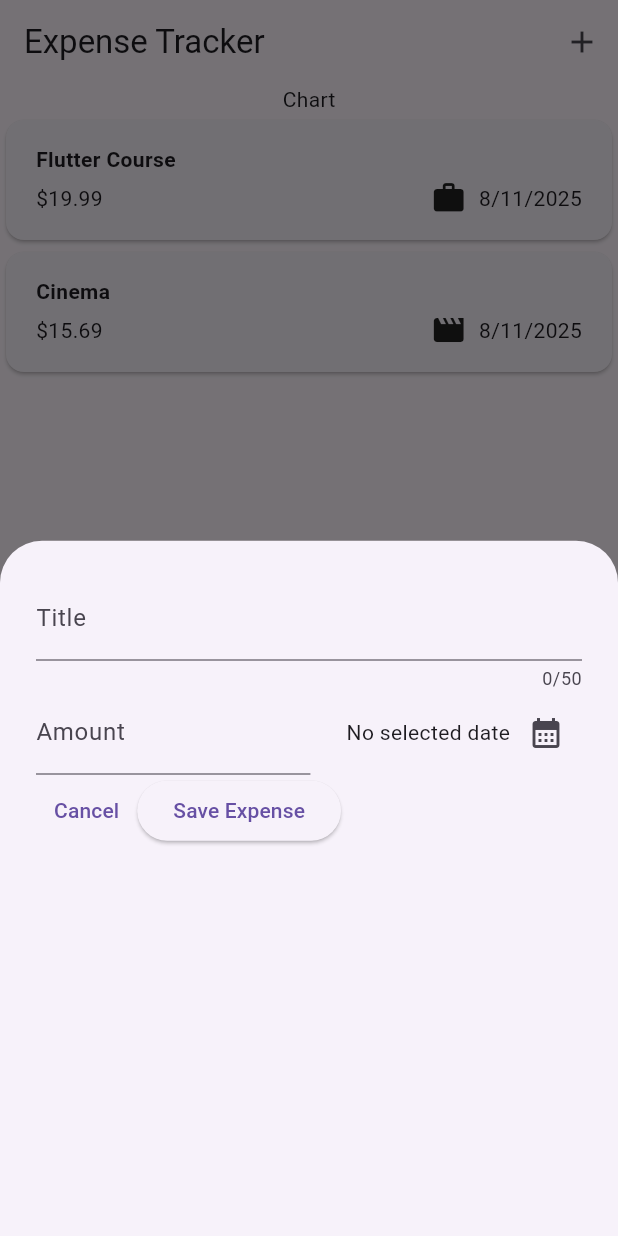
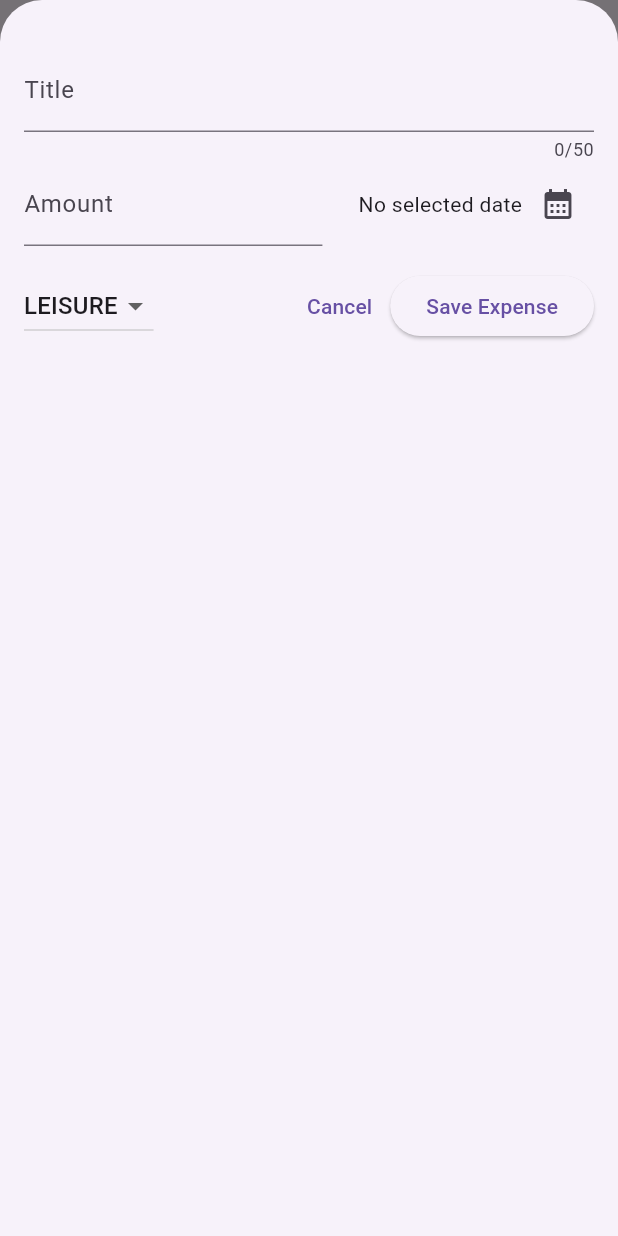
Before and after one commit to alianhakim9/flutter_expenses_tracker, a Flutter app: the screen it shows after launch, after a tap on the "add" icon, on a phone screen of 412 x 824 dp. Run offline on Flutter 3.47's test engine with Material 3 defaults, Android fonts, the phone set to English and light mode, and no system bars.

Commit message:
Add new expense, swipe item, delete item

```diff
--- a/lib/widgets/expenses.dart
+++ b/lib/widgets/expenses.dart
@@ -14,30 +14,69 @@ class Expenses extends StatefulWidget {
 }
 
 class _ExpensesState extends State<Expenses> {
-  final List<Expense> _regiresteredExpenses = [
-    Expense(
-      title: 'Flutter Course',
-      amount: 19.99,
-      date: DateTime.now(),
-      category: Category.work,
-    ),
-    Expense(
-      title: 'Cinema',
-      amount: 15.69,
-      date: DateTime.now(),
-      category: Category.leisure,
-    ),
-  ];
+  final List<Expense> _regiresteredExpenses = [];
 
   void _openAddExpenseOverlay() {
     showModalBottomSheet(
       context: context,
-      builder: (ctx) => const NewExpense(),
+      builder: (ctx) => NewExpense(
+        onAddExpanse: _addExpense,
+      ),
+      isScrollControlled: true,
+    );
+  }
+
+  void _addExpense(Expense expense) {
+    setState(() {
+      _regiresteredExpenses.add(expense);
+    });
+  }
+
+  void _removeExpense(Expense expense) {
+    final expenseIndex = _regiresteredExpenses.indexOf(expense);
+
+    setState(() {
+      _regiresteredExpenses.remove(expense);
+    });
+
+    ScaffoldMessenger.of(context).clearSnackBars();
+    ScaffoldMessenger.of(
+      context,
+    ).showSnackBar(
+      SnackBar(
+        duration: Duration(seconds: 4),
+        content: const Text(
+          'Expense deleted.',
+          // style: TextStyle(
+          //   color: Colors.white,
+          // ),
+        ),
+        // backgroundColor: Colors.red,
+        action: SnackBarAction(
+          label: 'Undo',
+          onPressed: () {
+            setState(() {
+              _regiresteredExpenses.insert(expenseIndex, expense);
+            });
+          },
+        ),
+      ),
     );
   }
 
   @override
   Widget build(BuildContext context) {
+    Widget mainContent = Center(
+      child: Text('No Expenses found. Start adding some!'),
+    );
+
+    if (_regiresteredExpenses.isNotEmpty) {
+      mainContent = ExpensesList(
+        expenses: _regiresteredExpenses,
+        onRemoveExpense: _removeExpense,
+      );
+    }
+
     return Scaffold(
       appBar: AppBar(
         title: const Text(
@@ -56,9 +95,7 @@ class _ExpensesState extends State<Expenses> {
         children: [
           const Text('Chart'),
           Expanded(
-            child: ExpensesList(
-              expenses: _regiresteredExpenses,
-            ),
+            child: mainContent,
           ),
         ],
       ),
--- a/lib/widgets/expenses_list/expenses_list.dart
+++ b/lib/widgets/expenses_list/expenses_list.dart
@@ -7,16 +7,27 @@ class ExpensesList extends StatelessWidget {
   const ExpensesList({
     super.key,
     required this.expenses,
+    required this.onRemoveExpense,
   });
 
   final List<Expense> expenses;
+
+  final Function(Expense expense) onRemoveExpense;
 
   @override
   Widget build(BuildContext ctx) {
     return ListView.builder(
       itemCount: expenses.length,
-      itemBuilder: (ctx, index) => ExpensesItem(
-        expense: expenses[index],
+      itemBuilder: (ctx, index) => Dismissible(
+        key: ValueKey(
+          expenses[index].id,
+        ),
+        onDismissed: (direction) {
+          onRemoveExpense(expenses[index]);
+        },
+        child: ExpensesItem(
+          expense: expenses[index],
+        ),
       ),
     );
   }
--- a/lib/widgets/new_expense.dart
+++ b/lib/widgets/new_expense.dart
@@ -1,8 +1,14 @@
 import 'package:flutter/material.dart';
+
 import 'package:expense_tracker/models/expense.dart';
 
 class NewExpense extends StatefulWidget {
-  const NewExpense({super.key});
+  const NewExpense({
+    super.key,
+    required this.onAddExpanse,
+  });
+
+  final void Function(Expense expense) onAddExpanse;
 
   @override
   State<StatefulWidget> createState() {
@@ -16,6 +22,46 @@ class _NewExpenseState extends State<NewExpense> {
   final _titleController = TextEditingController();
   final _amountController = TextEditingController();
   DateTime? _selectedDate;
+  Category _selectedCategory = Category.leisure;
+
+  void _submitExpenseData() {
+    final enteredAmount = double.tryParse(_amountController.text);
+    final amountIsInvalid = enteredAmount == null || enteredAmount <= 0;
+
+    if (_titleController.text.trim().isEmpty ||
+        amountIsInvalid ||
+        _selectedDate == null) {
+      showDialog(
+        context: context,
+        builder: (ctx) => AlertDialog(
+          title: const Text('Invalid input'),
+          content: const Text(
+            'Please make sure a valid title, amount, date and category was entered.',
+          ),
+          actions: [
+            TextButton(
+              onPressed: () {
+                Navigator.pop(ctx);
+              },
+              child: const Text('Close'),
+            ),
+          ],
+        ),
+      );
+      return;
+    }
+
+    widget.onAddExpanse(
+      Expense(
+        title: _titleController.text,
+        amount: enteredAmount,
+        date: _selectedDate!,
+        category: _selectedCategory,
+      ),
+    );
+
+    Navigator.pop(context);
+  }
 
   void _presentDatePicker() async {
     final now = DateTime.now();
@@ -42,7 +88,7 @@ class _NewExpenseState extends State<NewExpense> {
   @override
   Widget build(BuildContext ctx) {
     return Padding(
-      padding: const EdgeInsets.all(24),
+      padding: const EdgeInsets.fromLTRB(16, 32, 16, 16),
       child: Column(
         children: [
           TextField(
@@ -86,8 +132,33 @@ class _NewExpenseState extends State<NewExpense> {
               ),
             ],
           ),
+          const SizedBox(
+            height: 16,
+          ),
           Row(
             children: [
+              DropdownButton(
+                value: _selectedCategory,
+                items: Category.values
+                    .map(
+                      (category) => DropdownMenuItem(
+                        value: category,
+                        child: Text(
+                          category.name.toUpperCase(),
+                        ),
+                      ),
+                    )
+                    .toList(),
+                onChanged: (value) {
+                  setState(() {
+                    if (value == null) {
+                      return;
+                    }
+                    _selectedCategory = value;
+                  });
+                },
+              ),
+              const Spacer(),
               TextButton(
                 onPressed: () {
                   Navigator.pop(ctx);
@@ -95,10 +166,7 @@ class _NewExpenseState extends State<NewExpense> {
                 child: const Text('Cancel'),
               ),
               ElevatedButton(
-                onPressed: () {
-                  print(_titleController.text);
-                  print(_amountController.text);
-                },
+                onPressed: _submitExpenseData,
                 child: const Text('Save Expense'),
               ),
             ],
```
